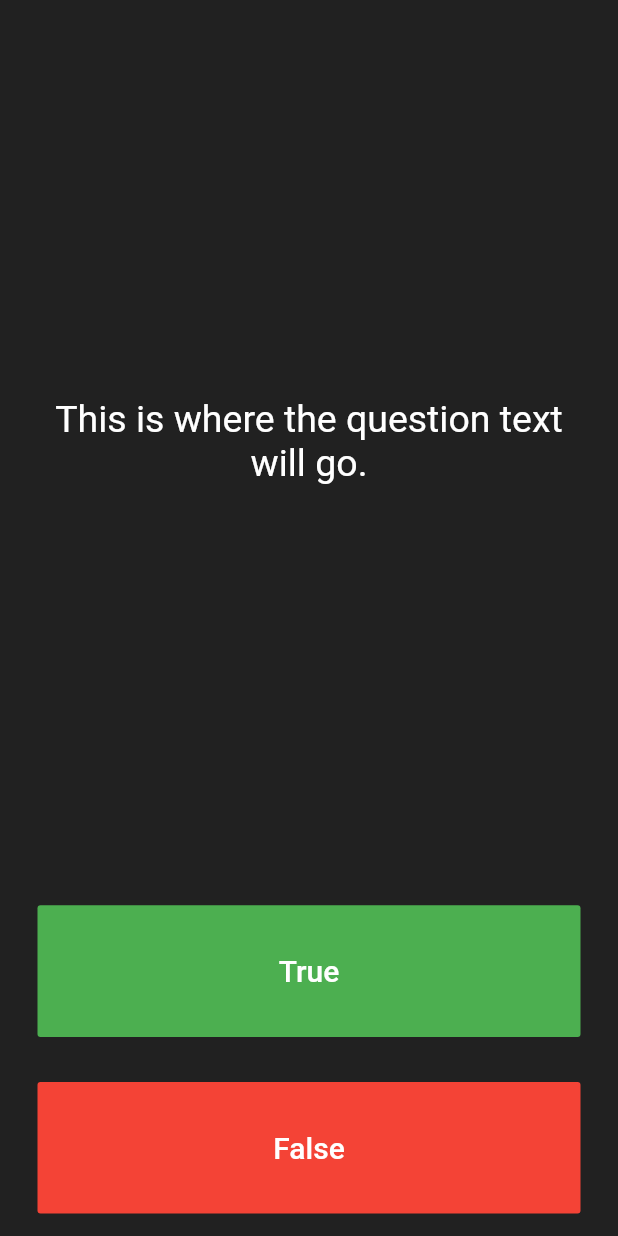
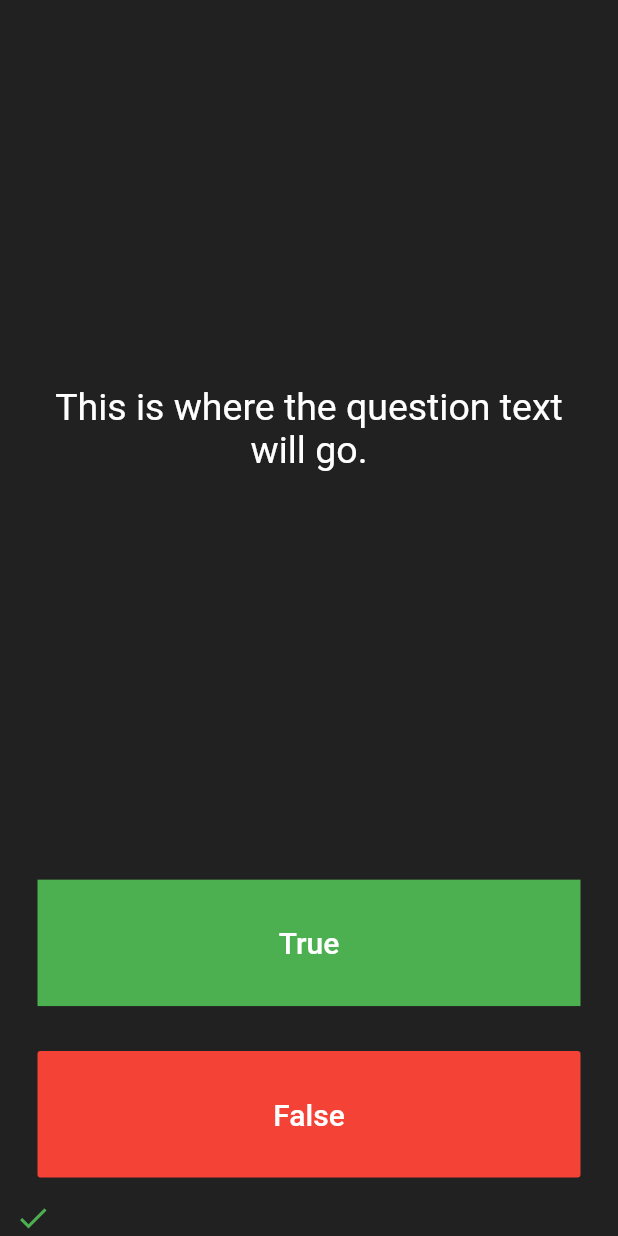
Before and after one commit to TiroLiroLD/FlutterCourse_Quizzler, a Flutter app: the screen it shows after launch, after a tap on "True", on a phone screen of 412 x 824 dp. Run offline on Flutter 3.47's test engine with Material 2 defaults, Android fonts, the phone set to English and light mode, and no system bars.

```diff
--- a/lib/main.dart
+++ b/lib/main.dart
@@ -25,6 +25,7 @@ class QuizPage extends StatefulWidget {
 }
 
 class _QuizPageState extends State<QuizPage> {
+  List<Icon> scoreKeeper = [];
   @override
   Widget build(BuildContext context) {
     return Column(
@@ -50,9 +51,9 @@ class _QuizPageState extends State<QuizPage> {
         Expanded(
           child: Padding(
             padding: EdgeInsets.all(15.0),
-            child: FlatButton(
-              textColor: Colors.white,
+            child: Container(
               color: Colors.green,
+              child: TextButton(
                 child: Text(
                   'True',
                   style: TextStyle(
@@ -62,7 +63,9 @@ class _QuizPageState extends State<QuizPage> {
                 ),
                 onPressed: () {
                   //The user picked true.
+                  addTrue();
                 },
+              ),
             ),
           ),
         ),
@@ -80,13 +83,45 @@ class _QuizPageState extends State<QuizPage> {
               ),
               onPressed: () {
                 //The user picked false.
+                addFalse();
               },
             ),
           ),
         ),
-        //TODO: Add a Row here as your score keeper
+        Row(
+          children: scoreKeeper,
+        )
       ],
     );
+  }
+
+  void addTrue() => setState(() {
+        scoreKeeper.add(Icon(Icons.check, color: Colors.green));
+      });
+
+  void addFalse() => setState(() {
+        scoreKeeper.add(Icon(Icons.close, color: Colors.red));
+      });
+
+
+  void addAnswer(bool answer) {
+    setState(() {
+      if (answer) {
+        scoreKeeper.add(
+          Icon(
+            Icons.check,
+            color: Colors.green,
+          ),
+        );
+        return;
+      }
+      scoreKeeper.add(
+        Icon(
+          Icons.close,
+          color: Colors.red,
+        ),
+      );
+    });
   }
 }
 
```
Lines whose indentation alone changed are shown as unchanged.
